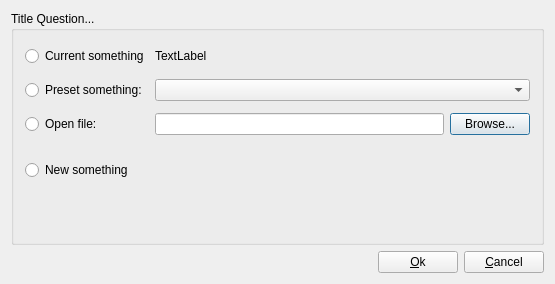
The window that src/ui/ktouchopenrequestdialog.ui (KDE/ktouch) describes before a commit, drawn with Qt 5.
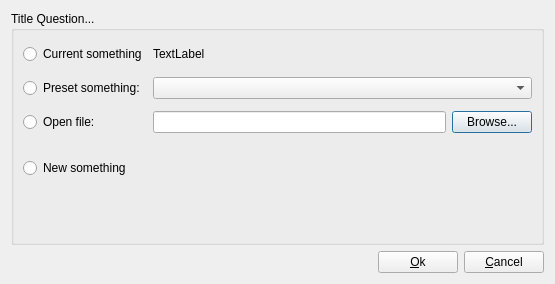
The same window after the commit. Custom widgets are drawn as their Qt base class.

The edit to the form file:
```diff
--- a/src/ui/ktouchopenrequestdialog.ui
+++ b/src/ui/ktouchopenrequestdialog.ui
@@ -168,7 +168,6 @@
    </item>
   </layout>
  </widget>
- <layoutdefault spacing="6" margin="11" />
   <customwidgets>
   <customwidget>
    <class>KLineEdit</class>
```
